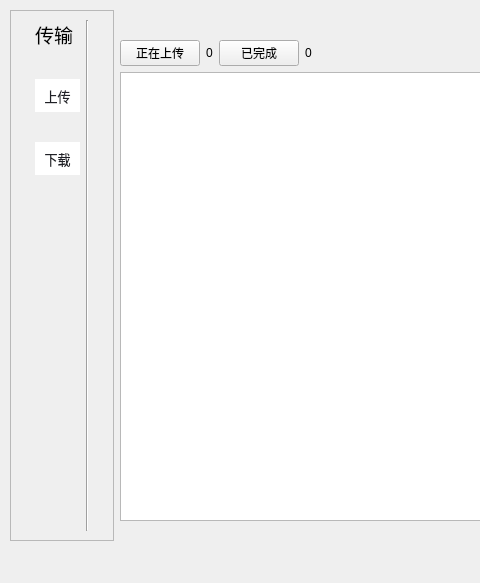
This is desktop/src/Transfer/Transfer.ui in tan-yrf/TanCloud as Qt 5 draws it before an edit; both pictures show x 0 to 480 and y 0 to 583 of the 1016 by 583 pixel window. The edited form follows.
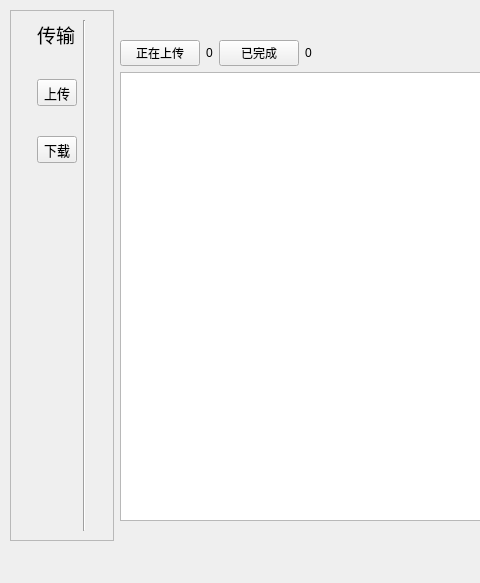
This is the edited form. Icons and pictures are not drawn.

Commit message: style：修改传输界面样式

Patch:
```diff
--- a/desktop/src/Transfer/Transfer.ui
+++ b/desktop/src/Transfer/Transfer.ui
@@ -66,27 +66,7 @@
                <enum>Qt::LeftToRight</enum>
               </property>
               <property name="styleSheet">
-               <string notr="true">QToolButton {
-    spacing: 20px;   /* 设置图标和文本之间的间距 */
-    padding: 5px;    /* 设置按钮的内边距，调整整体按钮大小 */
-    border: none;    /* 可选，移除边框 */
-    background: #ffffff;  /* 设置背景颜色 */
-    color: #1f2026;    /* 设置字体颜色 */
-    text-align: center;  /* 设置文本居中对齐 */
-    display: flex;       /* 使用flexbox布局 */
-    flex-direction: column; /* 图标在上，文本在下 */
-    justify-content: center; /* 垂直居中 */
-    align-items: center; /* 水平居中 */
-}
-
-QToolButton:hover {
-    background: #f3f4f6;  /* 鼠标悬停时更改背景颜色 */
-}
-
-QToolButton:pressed {
-    background: #f3f4f6;  /* 按下时背景颜色 */
-}
-</string>
+               <string notr="true"/>
               </property>
               <property name="text">
                <string>上传</string>
@@ -109,27 +89,7 @@
                </font>
               </property>
               <property name="styleSheet">
-               <string notr="true">QToolButton {
-    spacing: 20px;   /* 设置图标和文本之间的间距 */
-    padding: 5px;    /* 设置按钮的内边距，调整整体按钮大小 */
-    border: none;    /* 可选，移除边框 */
-    background: #ffffff;  /* 设置背景颜色 */
-    color: #1f2026;    /* 设置字体颜色 */
-    text-align: center;  /* 设置文本居中对齐 */
-    display: flex;       /* 使用flexbox布局 */
-    flex-direction: column; /* 图标在上，文本在下 */
-    justify-content: center; /* 垂直居中 */
-    align-items: center; /* 水平居中 */
-}
-
-QToolButton:hover {
-    background: #f3f4f6;  /* 鼠标悬停时更改背景颜色 */
-}
-
-QToolButton:pressed {
-    background: #f3f4f6;  /* 按下时背景颜色 */
-}
-</string>
+               <string notr="true"/>
               </property>
               <property name="text">
                <string>下载</string>
```
